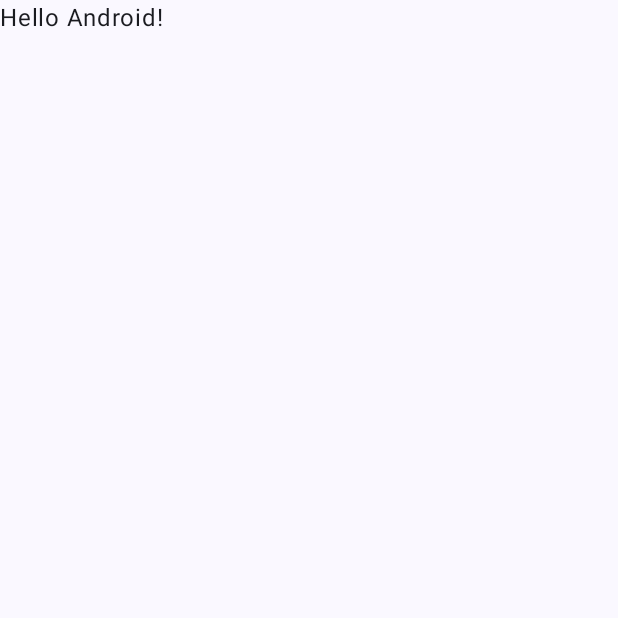
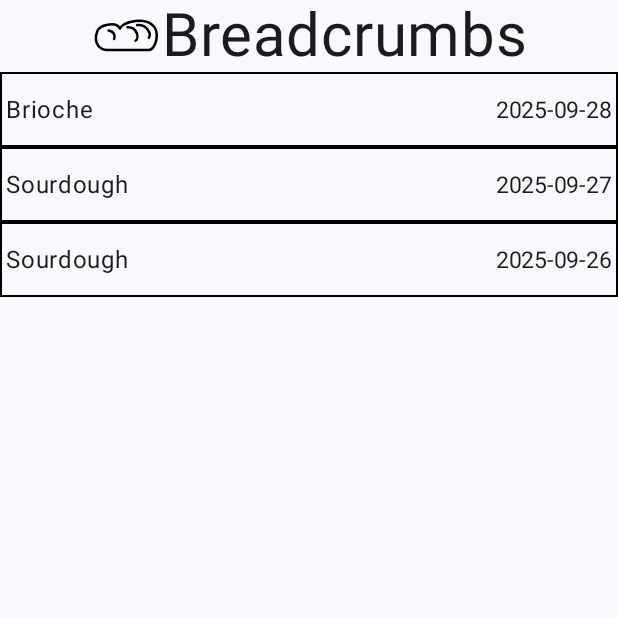
Before and after one commit to scrooge313/Breadcrumbs, an Android app built with Jetpack Compose: the screen it shows after launch (MainActivity), on a phone screen of 412 x 824 dp, the top half of it. Before the commit the part shown is almost empty. Run offline under Robolectric (Android 15) with nearby library versions, the phone set to English and light mode, and no system bars.

Commit message:
basic ui

```diff
--- a/app/build.gradle.kts
+++ b/app/build.gradle.kts
@@ -10,7 +10,7 @@ android {
 
     defaultConfig {
         applicationId = "com.scrooge.breadcrumbs"
-        minSdk = 24
+        minSdk = 35
         targetSdk = 36
         versionCode = 1
         versionName = "1.0"
--- a/app/src/main/java/com/scrooge/breadcrumbs/MainActivity.kt
+++ b/app/src/main/java/com/scrooge/breadcrumbs/MainActivity.kt
@@ -11,6 +11,7 @@ import androidx.compose.material3.Text
 import androidx.compose.runtime.Composable
 import androidx.compose.ui.Modifier
 import androidx.compose.ui.tooling.preview.Preview
+import com.scrooge.breadcrumbs.ui.overview.Overview
 import com.scrooge.breadcrumbs.ui.theme.BreadcrumbsTheme
 
 class MainActivity : ComponentActivity() {
@@ -19,29 +20,10 @@ class MainActivity : ComponentActivity() {
         enableEdgeToEdge()
         setContent {
             BreadcrumbsTheme {
-                Scaffold(modifier = Modifier.fillMaxSize()) { innerPadding ->
-                    Greeting(
-                        name = "Android",
-                        modifier = Modifier.padding(innerPadding)
-                    )
-                }
+                Overview(
+                    modifier = Modifier.fillMaxSize()
+                )
             }
         }
     }
 }
-
-@Composable
-fun Greeting(name: String, modifier: Modifier = Modifier) {
-    Text(
-        text = "Hello $name!",
-        modifier = modifier
-    )
-}
-
-@Preview(showBackground = true)
-@Composable
-fun GreetingPreview() {
-    BreadcrumbsTheme {
-        Greeting("Android")
-    }
-}
--- /dev/null
+++ b/app/src/main/java/com/scrooge/breadcrumbs/ui/overview/Overview.kt
@@ -0,0 +1,124 @@
+package com.scrooge.breadcrumbs.ui.overview
+
+import android.icu.util.Calendar
+import androidx.compose.foundation.Image
+import androidx.compose.foundation.border
+import androidx.compose.foundation.layout.Arrangement
+import androidx.compose.foundation.layout.Column
+import androidx.compose.foundation.layout.IntrinsicSize
+import androidx.compose.foundation.layout.Row
+import androidx.compose.foundation.layout.aspectRatio
+import androidx.compose.foundation.layout.fillMaxHeight
+import androidx.compose.foundation.layout.fillMaxSize
+import androidx.compose.foundation.layout.fillMaxWidth
+import androidx.compose.foundation.layout.height
+import androidx.compose.foundation.layout.padding
+import androidx.compose.material3.Scaffold
+import androidx.compose.material3.Surface
+import androidx.compose.material3.Text
+import androidx.compose.runtime.Composable
+import androidx.compose.ui.Alignment
+import androidx.compose.ui.Modifier
+import androidx.compose.ui.graphics.Color
+import androidx.compose.ui.res.painterResource
+import androidx.compose.ui.res.stringResource
+import androidx.compose.ui.tooling.preview.Preview
+import androidx.compose.ui.unit.dp
+import androidx.compose.ui.unit.sp
+import com.scrooge.breadcrumbs.R
+import com.scrooge.breadcrumbs.ui.theme.BreadcrumbsTheme
+import java.time.LocalDate
+import java.time.OffsetDateTime
+import java.time.format.DateTimeFormatter
+
+data class Bake(
+    val date: OffsetDateTime,
+    val type: String
+)
+
+val bakes = listOf(
+    Bake(OffsetDateTime.now(), "Brioche"),
+    Bake(OffsetDateTime.now().minusDays(1), "Sourdough"),
+    Bake(OffsetDateTime.now().minusDays(2), "Sourdough"),
+)
+
+@Composable
+fun Overview(modifier: Modifier = Modifier) {
+    LocalDate.now()
+    OffsetDateTime.now()
+    Scaffold(
+        modifier = modifier
+    ) { innerPadding ->
+        Column(
+            modifier = Modifier
+                .padding(innerPadding)
+                .fillMaxSize(),
+            horizontalAlignment = Alignment.CenterHorizontally,
+        ) {
+            TitleBar(Modifier.fillMaxWidth())
+            Column(
+                modifier = Modifier.fillMaxSize()
+            ) {
+                bakes.forEach {
+                    BakeEntry(it)
+                }
+            }
+        }
+    }
+}
+
+@Composable
+fun TitleBar(modifier: Modifier = Modifier) {
+    Row(
+        modifier = modifier.height(IntrinsicSize.Min),
+        horizontalArrangement = Arrangement.Center,
+        verticalAlignment = Alignment.CenterVertically
+    ) {
+        val image = painterResource(R.drawable.bread)
+        Image(
+            painter = image,
+            contentDescription = null,
+            modifier = Modifier
+                .aspectRatio(1f)
+                .fillMaxHeight()
+        )
+        Text(
+            text = stringResource(R.string.app_name),
+            fontSize = 40.sp,
+            lineHeight = 40.sp,
+        )
+    }
+}
+
+@Composable
+fun BakeEntry(item: Bake, modifier: Modifier = Modifier) {
+    Surface(
+        modifier = modifier
+            .fillMaxWidth()
+            .height(50.dp)
+            .border(1.dp, Color.Black),
+    ) {
+        Row(
+            modifier = Modifier.padding(4.dp),
+            horizontalArrangement = Arrangement.Absolute.SpaceBetween,
+            verticalAlignment = Alignment.CenterVertically
+        ) {
+            Text(
+                text = item.type,
+            )
+            val dateFormatter = DateTimeFormatter.ofPattern("yyyy-MM-dd")
+            Text(
+                text = item.date.format(dateFormatter),
+                fontSize = 15.sp
+            )
+        }
+    }
+}
+
+@Preview(showBackground = true)
+@Composable
+fun OverviewPreview() {
+    BreadcrumbsTheme {
+        Overview(Modifier.fillMaxSize())
+    }
+}
--- /dev/null
+++ b/app/src/main/res/drawable-nodpi/bread.xml
@@ -0,0 +1,33 @@
+<vector xmlns:android="http://schemas.android.com/apk/res/android"
+    android:width="32dp"
+    android:height="32dp"
+    android:viewportWidth="32"
+    android:viewportHeight="32">
+  <path
+      android:pathData="m3.123,14.141c1.19,-3.663 8.13,-3.992 9.44,-2.416 1.396,1.68 0.179,1.038 1.681,-0.223 2.393,-2.01 9.159,-3.557 13.125,-0.71 4.166,2.99 1.9,11.489 -1.289,11.428 -4.218,-0.081 -15.135,0.039 -18.236,0.02C4.536,22.22 1.369,19.537 3.123,14.141ZM17.807,12.549m2.375,3.141"
+      android:strokeWidth="1.11501"
+      android:fillColor="#d270f4"
+      android:strokeColor="#000000"
+      android:fillAlpha="0"/>
+  <path
+      android:pathData="m16.639,12.151c4.333,-0.198 5.415,4.866 3.569,5.948"
+      android:strokeWidth="1.11501"
+      android:fillColor="#d270f4"
+      android:strokeColor="#000000"
+      android:fillAlpha="0"
+      android:strokeLineCap="round"/>
+  <path
+      android:pathData="m20.957,11.129c4.449,-0.3 6.405,3.871 5.204,5.643"
+      android:strokeWidth="1.11501"
+      android:fillColor="#d270f4"
+      android:strokeColor="#000000"
+      android:fillAlpha="0"
+      android:strokeLineCap="round"/>
+  <path
+      android:pathData="m8.27,13.565c2.422,0.35 3.066,2.328 2.464,3.755"
+      android:strokeWidth="1.11501"
+      android:fillColor="#d270f4"
+      android:strokeColor="#000000"
+      android:fillAlpha="0"
+      android:strokeLineCap="round"/>
+</vector>
```
